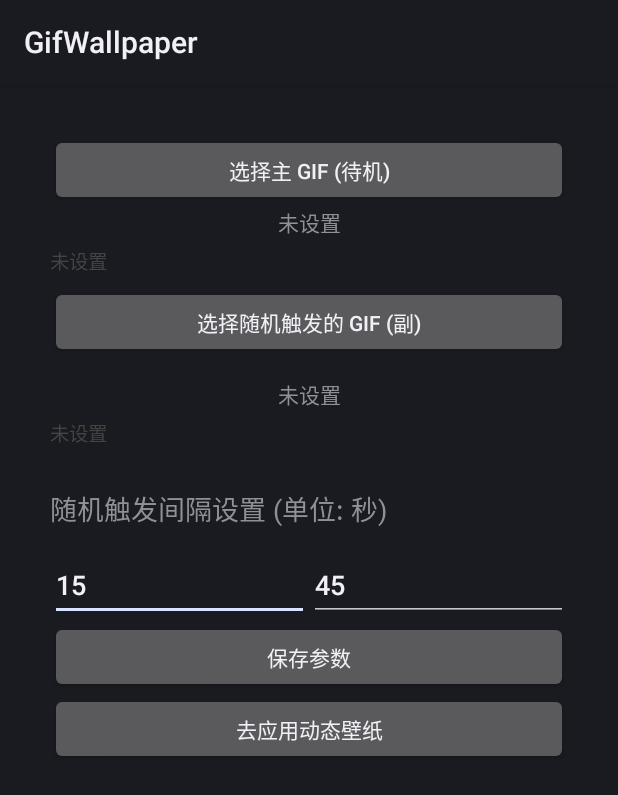
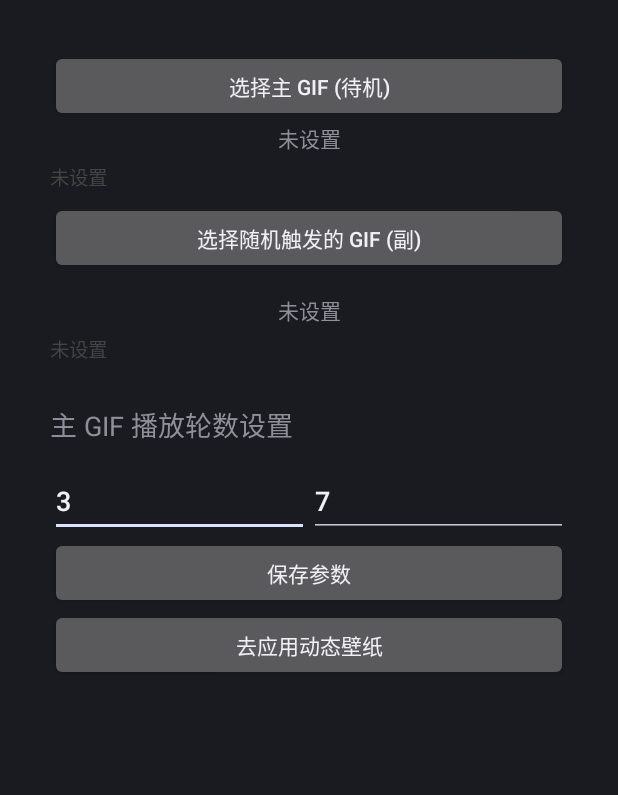
Before and after one commit to nqct1205/gifWallpaper, an Android app: the screen it shows after launch (MainActivity), after a tap on "保存参数", on a phone screen of 412 x 824 dp. Shown: the top 795 px of the screen. Run offline under Robolectric (Android 15) with nearby library versions, the phone set to English and light mode, and no system bars.

Commit message:
性能保持，播放bug修复

```diff
--- a/app/src/main/kotlin/com/nqct/gifWallpaper/MainActivity.kt
+++ b/app/src/main/kotlin/com/nqct/gifWallpaper/MainActivity.kt
@@ -8,6 +8,7 @@ import android.graphics.Color
 import android.os.Bundle
 import android.view.Gravity
 import android.view.ViewGroup
+import android.view.Window
 import android.widget.*
 import java.io.File
 import java.io.FileOutputStream
@@ -19,13 +20,15 @@ class MainActivity : Activity() {
     private lateinit var tvGif2: TextView
     private lateinit var tvInfo1: TextView
     private lateinit var tvInfo2: TextView
-    private lateinit var etMinTime: EditText
-    private lateinit var etMaxTime: EditText
+    private lateinit var etMinLoops: EditText
+    private lateinit var etMaxLoops: EditText
 
     private lateinit var fileGif1: File
     private lateinit var fileGif2: File
 
     override fun onCreate(savedInstanceState: Bundle?) {
+        // 隐藏标题栏
+        requestWindowFeature(Window.FEATURE_NO_TITLE)
         super.onCreate(savedInstanceState)
 
         fileGif1 = File(filesDir, "gif1.gif")
@@ -65,22 +68,22 @@ class MainActivity : Activity() {
         layout.addView(tvGif2, matchWrap())
         layout.addView(tvInfo2, matchWrap())
 
-        val tvTimeTitle = TextView(this).apply {
-            text = "随机触发间隔设置 (单位: 秒)"
+        val tvLoopTitle = TextView(this).apply {
+            text = "主 GIF 播放轮数设置"
             textSize = 18f
             setPadding(0, 30, 0, 20)
         }
-        layout.addView(tvTimeTitle)
+        layout.addView(tvLoopTitle)
 
-        val timeLayout = LinearLayout(this).apply {
+        val loopLayout = LinearLayout(this).apply {
             orientation = LinearLayout.HORIZONTAL
             gravity = Gravity.CENTER
         }
-        etMinTime = EditText(this).apply { hint = "最小间隔(如10)"; setText("15") }
-        etMaxTime = EditText(this).apply { hint = "最大间隔(如30)"; setText("45") }
-        timeLayout.addView(etMinTime, LinearLayout.LayoutParams(0, ViewGroup.LayoutParams.WRAP_CONTENT, 1f))
-        timeLayout.addView(etMaxTime, LinearLayout.LayoutParams(0, ViewGroup.LayoutParams.WRAP_CONTENT, 1f))
-        layout.addView(timeLayout)
+        etMinLoops = EditText(this).apply { hint = "最小轮数(如3)"; setText("3") }
+        etMaxLoops = EditText(this).apply { hint = "最大轮数(如7)"; setText("7") }
+        loopLayout.addView(etMinLoops, LinearLayout.LayoutParams(0, ViewGroup.LayoutParams.WRAP_CONTENT, 1f))
+        loopLayout.addView(etMaxLoops, LinearLayout.LayoutParams(0, ViewGroup.LayoutParams.WRAP_CONTENT, 1f))
+        layout.addView(loopLayout)
 
         val btnSave = Button(this).apply {
             text = "保存参数"
@@ -217,26 +220,26 @@ class MainActivity : Activity() {
     }
 
     private fun saveSettings() {
-        var min = etMinTime.text.toString().toIntOrNull() ?: 15
-        var max = etMaxTime.text.toString().toIntOrNull() ?: 45
+        var min = etMinLoops.text.toString().toIntOrNull() ?: 3
+        var max = etMaxLoops.text.toString().toIntOrNull() ?: 7
         if (min <= 0) min = 1
         if (max <= 0) max = 1
         if (min > max) {
             val t = min; min = max; max = t
         }
-        etMinTime.setText(min.toString())
-        etMaxTime.setText(max.toString())
+        etMinLoops.setText(min.toString())
+        etMaxLoops.setText(max.toString())
 
         getSharedPreferences("PetPrefs", Context.MODE_PRIVATE)
             .edit()
-            .putInt("minTime", min)
-            .putInt("maxTime", max)
+            .putInt("minLoops", min)
+            .putInt("maxLoops", max)
             .apply()
     }
 
     private fun loadSettings() {
         val prefs = getSharedPreferences("PetPrefs", Context.MODE_PRIVATE)
-        etMinTime.setText(prefs.getInt("minTime", 15).toString())
-        etMaxTime.setText(prefs.getInt("maxTime", 45).toString())
+        etMinLoops.setText(prefs.getInt("minLoops", 3).toString())
+        etMaxLoops.setText(prefs.getInt("maxLoops", 7).toString())
     }
 }
```
Also changed, not shown: app/src/main/kotlin/com/nqct/gifWallpaper/GifWallpaperservic.kt (+18 -31 lines).
